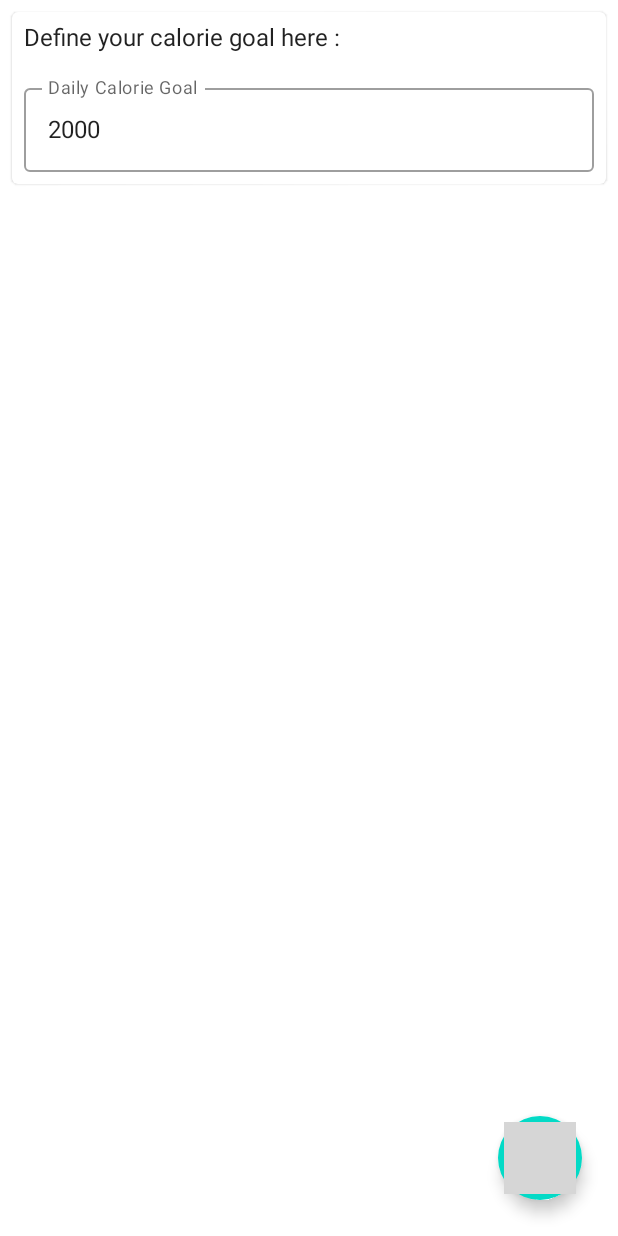
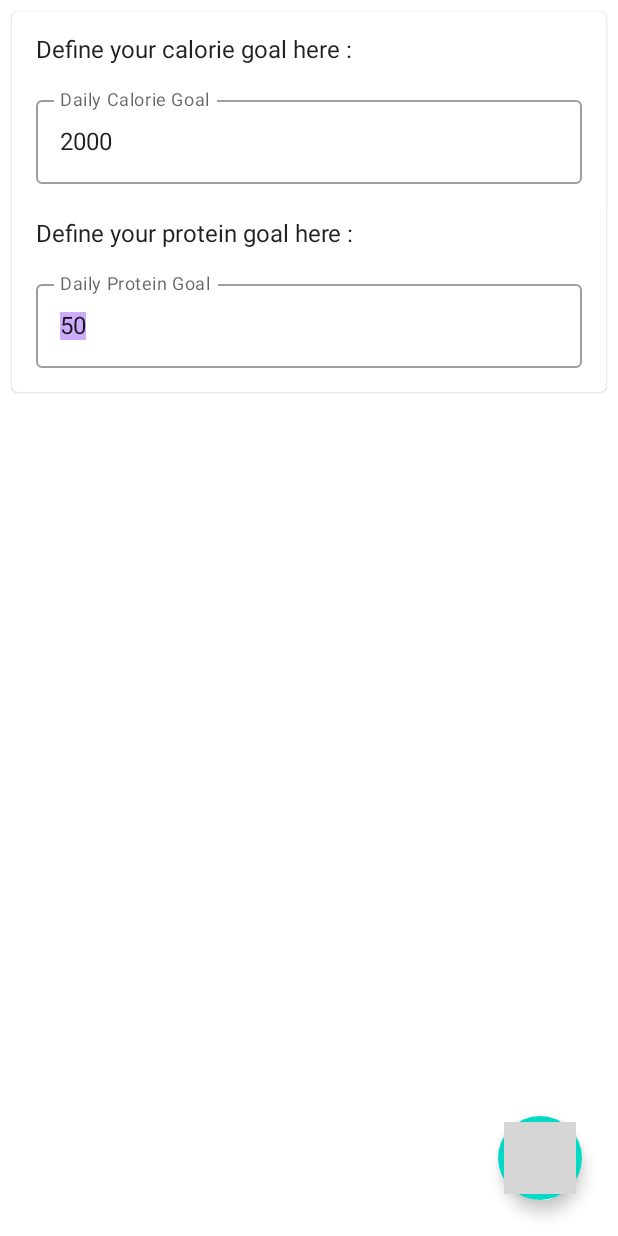
Before and after one commit to sub07/DailyCalorieCounter, an Android app built with Jetpack Compose: the composable WelcomeScreen shown on its own in the app's theme, on a phone screen of 412 x 824 dp. Run offline under Robolectric (Android 15) with nearby library versions, the phone set to English and light mode, and no system bars; libraries missing offline, so code that uses them is left out: compose.icons, compose.icons.feathericons; 7 statements that could not run were skipped; grey boxes are pictures that could not be loaded.

Commit message:
add protein support

```diff
--- a/app/src/main/java/dev/mpardo/dailycaloriecounter/model/Model.kt
+++ b/app/src/main/java/dev/mpardo/dailycaloriecounter/model/Model.kt
@@ -4,7 +4,7 @@ import android.os.Parcelable
 import kotlinx.parcelize.Parcelize
 
 @Parcelize
-data class FoodEntry(val id: Long, var name: String, var calorieFor100g: Int) : Parcelable
+data class FoodEntry(val id: Long, var name: String, var calorieFor100g: Int, var protein: Int) : Parcelable
 
 @Parcelize
 data class FoodEntryCounter(val food: FoodEntry, var count: Int) : Parcelable
--- a/app/src/main/java/dev/mpardo/dailycaloriecounter/ui/screen/FoodRecord.kt
+++ b/app/src/main/java/dev/mpardo/dailycaloriecounter/ui/screen/FoodRecord.kt
@@ -58,6 +58,10 @@ fun FoodRecordItem(
                 "${(item.mass * (item.food.calorieFor100g / 100.0)).toInt()} kcal",
                 style = MaterialTheme.typography.caption,
             )
+            Text(
+                "${(item.mass * (item.food.protein / 100.0)).toInt()} g of protein",
+                style = MaterialTheme.typography.caption,
+            )
         }
         Row {
             IconButton(onClick = onDelete) {
--- a/app/src/main/java/dev/mpardo/dailycaloriecounter/ui/screen/Welcome.kt
+++ b/app/src/main/java/dev/mpardo/dailycaloriecounter/ui/screen/Welcome.kt
@@ -16,43 +16,67 @@ import compose.icons.feathericons.ChevronRight
 import dev.mpardo.dailycaloriecounter.R
 import dev.mpardo.dailycaloriecounter.ui.component.NumberInput
 import dev.mpardo.dailycaloriecounter.ui.component.NumberInputValue
+import dev.mpardo.dailycaloriecounter.ui.component.TextInputSelection
 
 @Composable
 fun WelcomeScreen(
-    onGoalUpdate: (Int) -> Unit,
+    onGoalUpdate: (Int, Int) -> Unit,
 ) {
     var calorieGoal by remember { mutableStateOf(NumberInputValue(2000, TextRange(0, 4))) }
+    var proteinGoal by remember { mutableStateOf(NumberInputValue(50)) }
 
-    fun submit(goal: Int) {
-        onGoalUpdate(goal)
+    var proteinFocused by remember { mutableStateOf(false) }
+
+    fun submit() {
+        onGoalUpdate(calorieGoal.value.toInt(), proteinGoal.value.toInt())
     }
 
-    Card(modifier = Modifier
-        .padding(8.dp)
-        .fillMaxWidth()) {
-        Column {
+    Card(
+        modifier = Modifier
+            .padding(8.dp)
+            .fillMaxWidth()
+    ) {
+        Column(modifier = Modifier.padding(8.dp)) {
             Text("Define your calorie goal here :", modifier = Modifier.padding(8.dp))
             NumberInput(
                 value = calorieGoal,
                 onValueChange = {
                     calorieGoal = it
                 },
-                keyboardIcon = ImeAction.Done,
-                label = { Text(stringResource(R.string.goal_label)) },
-                onSubmit = { submit(it.toInt()) },
+                keyboardIcon = ImeAction.Next,
+                label = { Text(stringResource(R.string.calorie_goal_label)) },
+                onSubmit = { proteinFocused = true },
                 modifier = Modifier
                     .padding(8.dp)
                     .fillMaxWidth(),
                 requestFocus = true,
             )
+            Spacer(modifier = Modifier.height(8.dp))
+            Text("Define your protein goal here :", modifier = Modifier.padding(8.dp))
+            NumberInput(
+                value = proteinGoal,
+                onValueChange = {
+                    proteinGoal = it
+                },
+                keyboardIcon = ImeAction.Done,
+                label = { Text(stringResource(R.string.protein_goal_label)) },
+                onSubmit = { submit() },
+                modifier = Modifier
+                    .padding(8.dp)
+                    .fillMaxWidth(),
+                requestFocus = proteinFocused,
+                initialSelection = TextInputSelection.Full,
+            )
         }
     }
-    Column(verticalArrangement = Arrangement.Bottom, modifier = Modifier
-        .fillMaxHeight()
-        .fillMaxWidth()
-        .padding(24.dp)) {
+    Column(
+        verticalArrangement = Arrangement.Bottom, modifier = Modifier
+            .fillMaxHeight()
+            .fillMaxWidth()
+            .padding(24.dp)
+    ) {
         Row(horizontalArrangement = Arrangement.End, modifier = Modifier.fillMaxWidth()) {
-            FloatingActionButton(onClick = { submit(calorieGoal.value.toInt()) }) {
+            FloatingActionButton(onClick = { submit() }) {
                 Icon(FeatherIcons.ChevronRight, contentDescription = "Next Step")
             }
         }
--- a/app/src/main/java/dev/mpardo/dailycaloriecounter/viewmodel/FoodRecordViewModel.kt
+++ b/app/src/main/java/dev/mpardo/dailycaloriecounter/viewmodel/FoodRecordViewModel.kt
@@ -17,6 +17,9 @@ class FoodRecordViewModel : ViewModel(), KoinComponent {
         private set
 
     var totalCalorieRecorded by mutableStateOf(0)
+        private set
+
+    var totalProteinRecorded by mutableStateOf(0)
         private set
 
     init {
@@ -41,5 +44,6 @@ class FoodRecordViewModel : ViewModel(), KoinComponent {
     private fun refresh() {
         records = foodRecordRepository.all.sortedBy { it.date }
         totalCalorieRecorded = records.sumOf { it.mass * (it.food.calorieFor100g / 100.0) }.toInt()
+        totalProteinRecorded = records.sumOf { it.mass * (it.food.protein / 100.0) }.toInt()
     }
 }
--- a/app/src/main/res/values/strings.xml
+++ b/app/src/main/res/values/strings.xml
@@ -14,7 +14,7 @@
     <string name="create">Create</string>
     <string name="kcal_for_100g">kcal for 100g</string>
     <string name="no_record">No record yet, go to the dashboard and add one</string>
-    <string name="goal_label">Daily Calorie Goal</string>
+    <string name="calorie_goal_label">Daily Calorie Goal</string>
     <string name="dashboard_screen_name">Dashboard</string>
     <string name="record_screen_name">Records</string>
     <string name="database_screen_name">Database</string>
@@ -24,4 +24,8 @@
     <string name="records_mass">%1$dg of %2$s</string>
     <string name="entry_kcal">%1$d kcal for 100g</string>
     <string name="welcome_screen_name">Welcome</string>
+    <string name="protein_100g">g of protein for 100g</string>
+    <string name="db_protein_100g">%1$d g of protein for 100g</string>
+    <string name="protein_goal_label">Daily Protein Goal</string>
+    <string name="protein_left">%1$d g%2$sleft</string>
 </resources>
```
Also changed, not shown: app/src/main/java/dev/mpardo/dailycaloriecounter/repository/FoodEntryRepository.kt (+4 -4 lines), app/src/main/java/dev/mpardo/dailycaloriecounter/repository/SettingsRepository.kt (+7 -0 lines), app/src/main/java/dev/mpardo/dailycaloriecounter/ui/Nav.kt (+18 -18 lines), app/src/main/java/dev/mpardo/dailycaloriecounter/ui/component/NumberDigitInput.kt (added, +41 -0 lines), app/src/main/java/dev/mpardo/dailycaloriecounter/ui/screen/Dashboard.kt (+23 -3 lines), app/src/main/java/dev/mpardo/dailycaloriecounter/ui/screen/FoodDb.kt (+57 -69 lines), app/src/main/java/dev/mpardo/dailycaloriecounter/ui/screen/Settings.kt (+55 -20 lines), app/src/main/java/dev/mpardo/dailycaloriecounter/viewmodel/SettingsViewModel.kt (+7 -0 lines), 1 other file.
